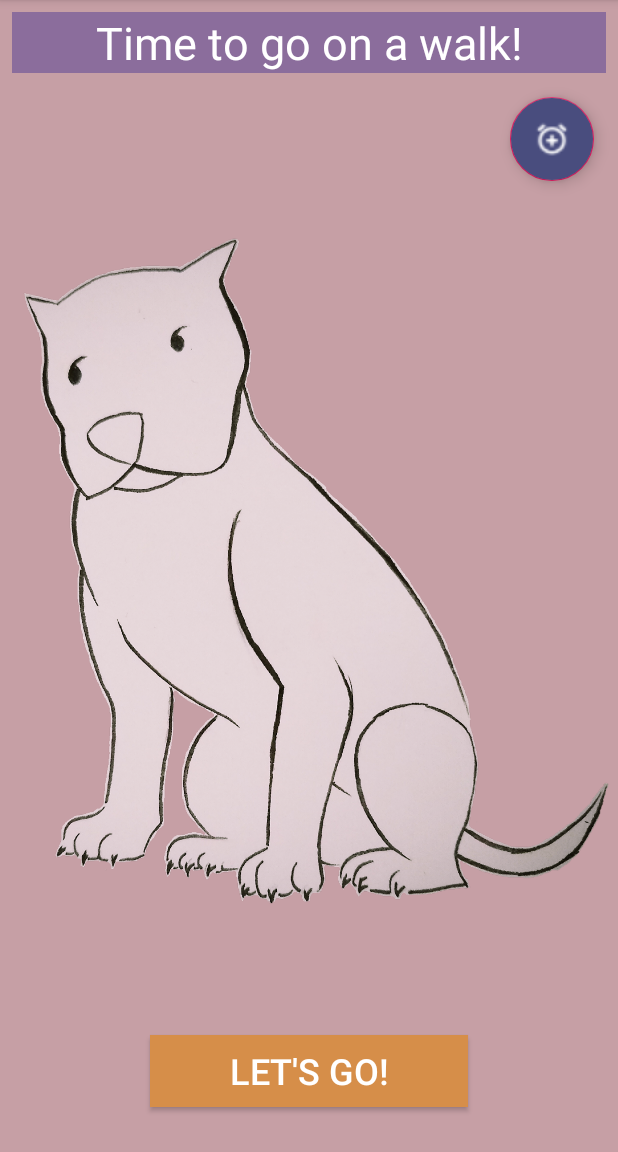
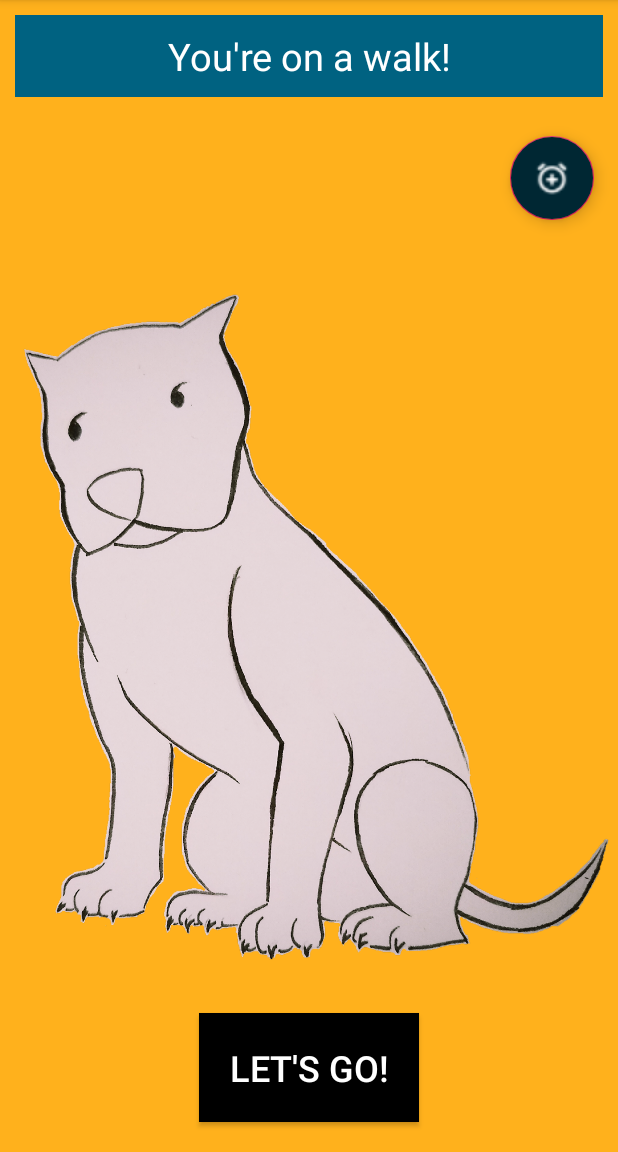
Before and after one commit to ypattan/Walk-the-Dog, an Android app: the screen it shows after launch (MainActivity), on a phone screen of 412 x 824 dp, the part 84-1236 px from its top. Run offline under Robolectric (Android 15) with nearby library versions, the phone set to English and light mode, and no system bars.

Commit message:
added simple button functionality: text at top and on button changes

```diff
--- a/app/src/main/res/layout/activity_main.xml
+++ b/app/src/main/res/layout/activity_main.xml
@@ -5,27 +5,27 @@
     android:layout_width="match_parent"
     android:layout_height="match_parent"
     tools:context=".MainActivity"
-    android:background="#C69FA5"
     >
     <RelativeLayout
         android:id="@+id/relativeLayout"
         android:layout_width="match_parent"
         android:layout_height="match_parent"
-        android:orientation="vertical">
+        android:orientation="vertical"
+        android:background="#ffb11c">
 
         <TextView
             android:id="@+id/walk_time_text"
             android:layout_width="match_parent"
             android:layout_height="wrap_content"
-            android:text="Time to go on a walk!"
-            android:textSize="30dp"
+            android:text="You're on a walk!"
+            android:textSize="25sp"
             android:textColor="#ffff"
-            android:background="#8B6D9C"
+            android:background="#006281"
             android:textAlignment="center"
-            android:layout_marginTop="8dp"
-            android:layout_marginLeft="8dp"
-            android:layout_marginRight="8dp"
-            />
+            android:layout_margin="10dp"
+            android:padding="10dp"
+            android:layout_alignParentTop="true"
+            android:layout_centerInParent="true"/>
 
         <android.support.design.widget.FloatingActionButton
             android:id="@+id/fab"
@@ -34,7 +34,8 @@
             android:layout_height="wrap_content"
             android:layout_alignParentRight="true"
             android:layout_margin="16dp"
-            android:backgroundTint="#494D7E"
+            app:fabSize="auto"
+            android:backgroundTint="#002733"
             android:layout_below="@id/walk_time_text"/>
 
         <ImageView
@@ -42,20 +43,23 @@
             android:src="@drawable/doggo"
             android:layout_width="wrap_content"
             android:layout_height="wrap_content"
-            android:layout_marginBottom="8dp" />
+            android:layout_marginBottom="8dp"
+            android:scaleType="fitCenter"
+            android:layout_below="@id/walk_time_text"/>
 
         <Button
-            android:id="@+id/Lets_Go_button"
-            android:layout_width="match_parent"
+            android:id="@+id/lets_go_button"
+            android:layout_width="wrap_content"
             android:layout_height="wrap_content"
             android:textSize="24sp"
             android:layout_alignParentBottom="true"
+            android:layout_centerInParent="true"
+            android:layout_margin="20dp"
+            android:padding="20dp"
             android:text="Let's Go!"
             android:textColor="#ffff"
-            android:background="#D68E49"
-            android:layout_marginRight="100dp"
-            android:layout_marginLeft="100dp"
-            android:layout_marginBottom="30dp"/>
+            android:background="#000000"
+            android:onClick="walking"/>
 
 
 
```
